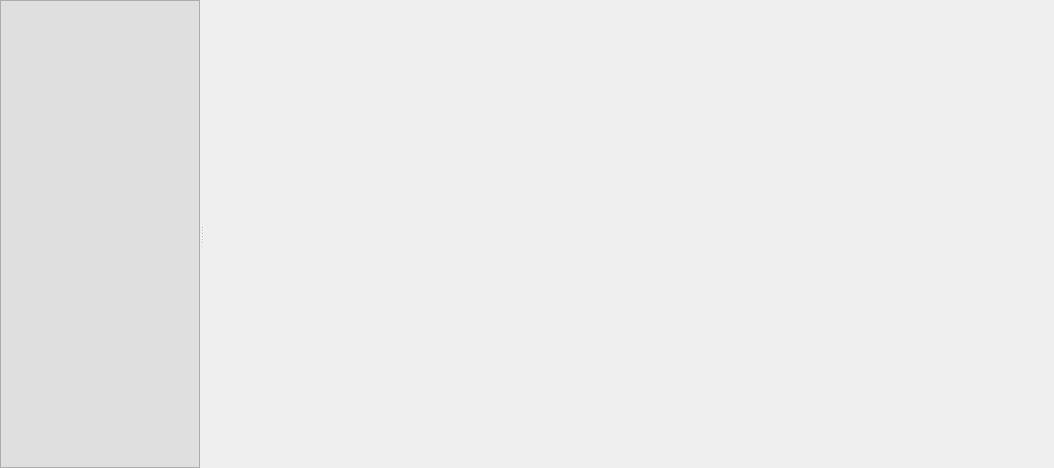
greg-hellings/heriot, file src/ui/tabs/sidetabs.ui: the form before one commit.
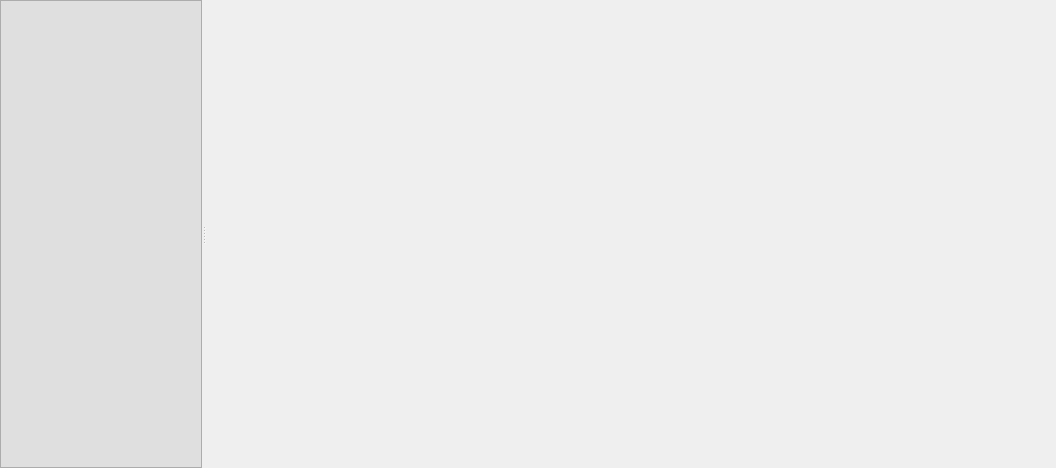
The form after the commit.

Diff of the .ui file:
```diff
--- a/src/ui/tabs/sidetabs.ui
+++ b/src/ui/tabs/sidetabs.ui
@@ -6,7 +6,7 @@
    <rect>
     <x>0</x>
     <y>0</y>
-    <width>674</width>
+    <width>1056</width>
     <height>468</height>
    </rect>
   </property>
```
